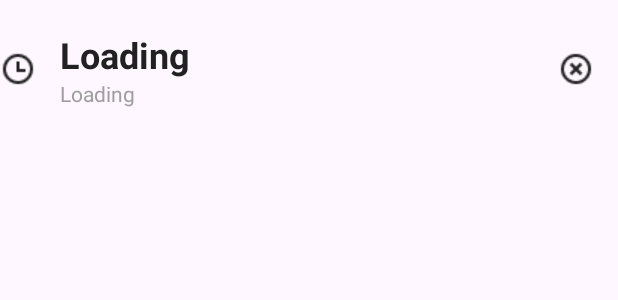
After one commit to Amirelo/FurnitureStore, an Android app: the layout item_search_saved.xml on its own in the app's theme, with its tools: preview values and no code run, on a phone screen of 412 x 824 dp. The commit adds this screen. Shown: the top 300 px of the screen. Run offline under Robolectric (Android 15) with nearby library versions, the phone set to English and light mode, and no system bars; network calls fail.

Commit message:
layouts: item search, item saved search

```diff
--- /dev/null
+++ b/app/src/main/res/layout/item_search_saved.xml
@@ -0,0 +1,43 @@
+<?xml version="1.0" encoding="utf-8"?>
+<LinearLayout xmlns:android="http://schemas.android.com/apk/res/android"
+    android:layout_width="match_parent"
+    android:layout_height="wrap_content"
+    android:paddingVertical="20dp"
+    android:orientation="horizontal">
+
+    <ImageView
+        android:layout_width="wrap_content"
+        android:layout_height="wrap_content"
+        android:layout_gravity="center_vertical"
+        android:layout_marginEnd="16dp"
+        android:src="@drawable/clock"/>
+
+    <LinearLayout
+        android:layout_width="wrap_content"
+        android:layout_height="wrap_content"
+        android:layout_weight="1"
+        android:orientation="vertical">
+
+        <TextView
+            android:layout_width="match_parent"
+            android:layout_height="wrap_content"
+            style="@style/textTitle"
+            android:text="@string/item_text_not_loaded"/>
+
+        <TextView
+            android:layout_width="match_parent"
+            android:layout_height="wrap_content"
+            android:textSize="14sp"
+            android:textColor="@color/gray_placeholder"
+            android:text="@string/item_text_not_loaded"/>
+
+    </LinearLayout>
+
+    <ImageView
+        android:layout_width="wrap_content"
+        android:layout_height="wrap_content"
+        android:layout_gravity="center_vertical"
+        android:layout_marginEnd="16dp"
+        android:src="@drawable/clear"/>
+
+</LinearLayout>
--- a/app/src/main/res/values/themes.xml
+++ b/app/src/main/res/values/themes.xml
@@ -39,7 +39,6 @@
     <style name="textTitle">
         <item name="android:textSize">24sp</item>
         <item name="android:textStyle">bold</item>
-        <item name="android:layout_marginVertical" tools:targetApi="o">16dp</item>
     </style>
 
     <style name="textHeader">
```
Also changed, not shown: app/src/main/res/layout/item_search.xml (added, +21 -0 lines).
